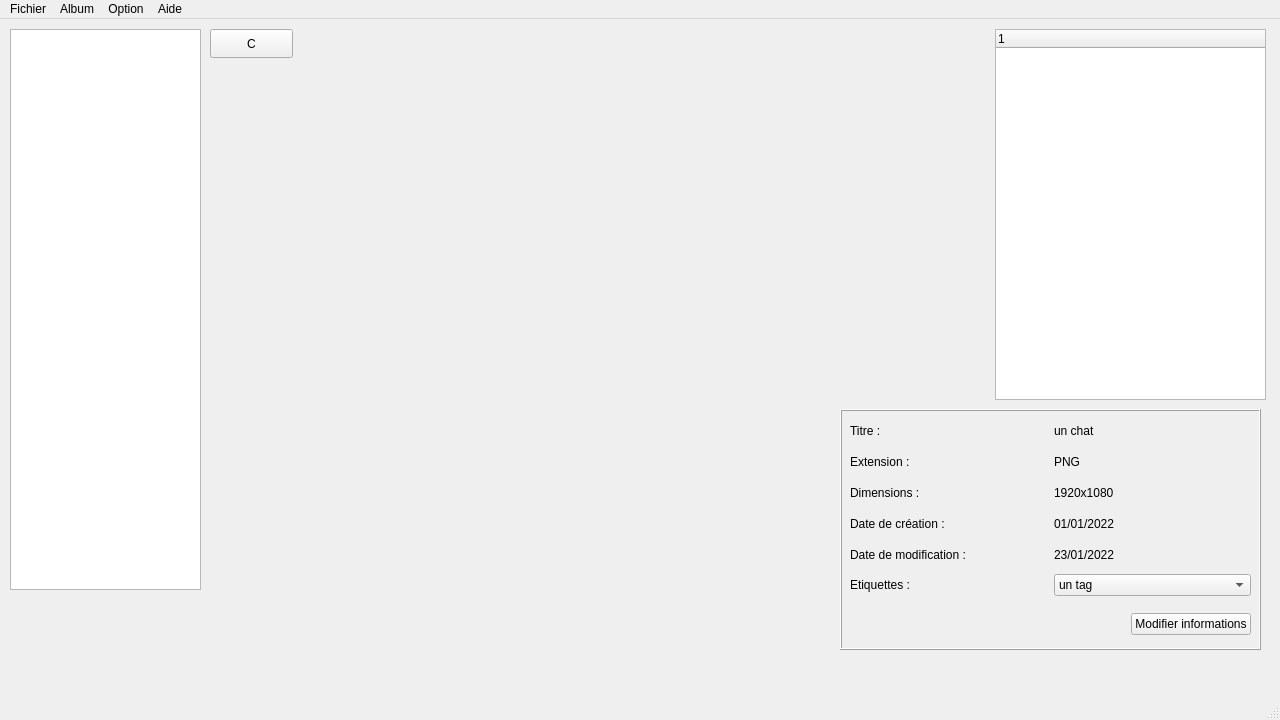
The window that projet/mainwindow.ui (BlackFox3000/M1-IHM-Project) describes before a commit, drawn with Qt 5.
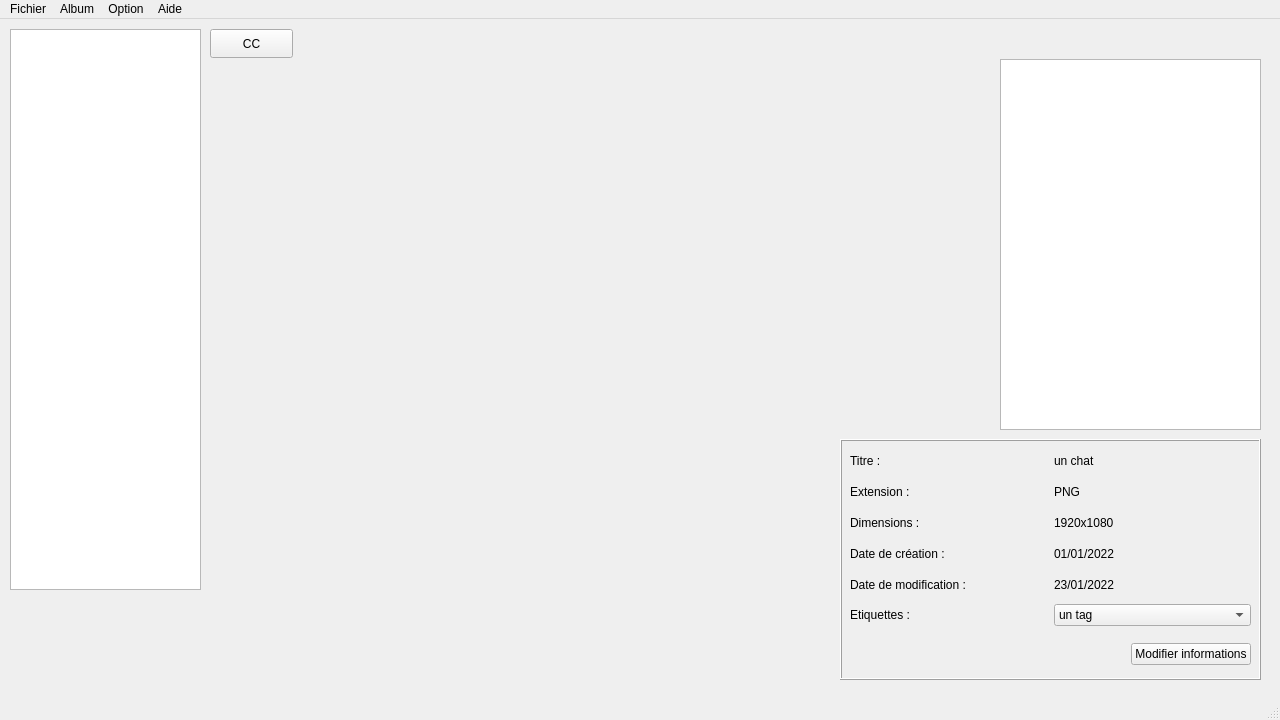
The same window after the commit.

Diff of the .ui file:
```diff
--- a/projet/mainwindow.ui
+++ b/projet/mainwindow.ui
@@ -24,21 +24,6 @@
      </rect>
     </property>
    </widget>
-   <widget class="QTreeWidget" name="treeWidget">
-    <property name="geometry">
-     <rect>
-      <x>995</x>
-      <y>10</y>
-      <width>271</width>
-      <height>371</height>
-     </rect>
-    </property>
-    <column>
-     <property name="text">
-      <string notr="true"/>
-     </property>
-    </column>
-   </widget>
    <widget class="QPushButton" name="background">
     <property name="geometry">
      <rect>
@@ -49,14 +34,14 @@
      </rect>
     </property>
     <property name="text">
-     <string>C</string>
+     <string>CC</string>
     </property>
    </widget>
    <widget class="QFrame" name="frame_2">
     <property name="geometry">
      <rect>
       <x>840</x>
-      <y>390</y>
+      <y>420</y>
       <width>421</width>
       <height>241</height>
      </rect>
@@ -224,6 +209,16 @@
      </layout>
     </widget>
    </widget>
+   <widget class="QListWidget" name="album_img">
+    <property name="geometry">
+     <rect>
+      <x>1000</x>
+      <y>40</y>
+      <width>261</width>
+      <height>371</height>
+     </rect>
+    </property>
+   </widget>
   </widget>
   <widget class="QMenuBar" name="menubar">
    <property name="geometry">
```
Left out of the diff: 2 changed lines with no effect on the pictures.
